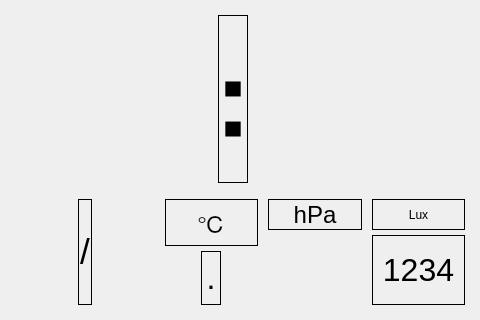
First picture: the form in dev/src/RaspiEnvMeter/envmeter.ui, repository CountrySideEngineer/RaspiEnvMeter, before the edit.
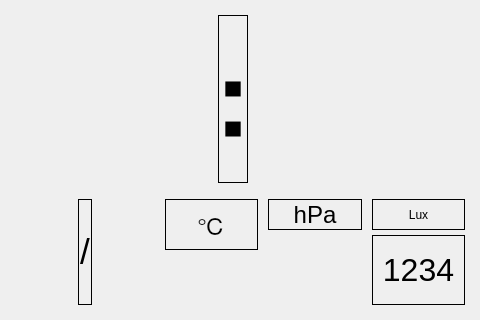
Second picture: the form after the edit. Custom widgets are drawn as their Qt base class.

Commit message:
Update view-model architecture design.
-Add view to show temperature class to show temperature value with 2 decimal places.

What changed in the file:
```diff
--- a/dev/src/RaspiEnvMeter/envmeter.ui
+++ b/dev/src/RaspiEnvMeter/envmeter.ui
@@ -356,43 +356,7 @@
           <property name="spacing">
            <number>5</number>
           </property>
-          <item row="2" column="3">
-           <widget class="QLabel" name="EnvTempDotDisplay">
-            <property name="sizePolicy">
-             <sizepolicy hsizetype="Fixed" vsizetype="Preferred">
-              <horstretch>0</horstretch>
-              <verstretch>0</verstretch>
-             </sizepolicy>
-            </property>
-            <property name="minimumSize">
-             <size>
-              <width>20</width>
-              <height>0</height>
-             </size>
-            </property>
-            <property name="maximumSize">
-             <size>
-              <width>20</width>
-              <height>16777215</height>
-             </size>
-            </property>
-            <property name="font">
-             <font>
-              <pointsize>24</pointsize>
-             </font>
-            </property>
-            <property name="frameShape">
-             <enum>QFrame::Box</enum>
-            </property>
-            <property name="text">
-             <string>.</string>
-            </property>
-            <property name="alignment">
-             <set>Qt::AlignBottom|Qt::AlignHCenter</set>
-            </property>
-           </widget>
-          </item>
-          <item row="1" column="0" colspan="7">
+          <item row="1" column="0" colspan="4">
            <widget class="QLabel" name="EnvTempUnitDisplay">
             <property name="sizePolicy">
              <sizepolicy hsizetype="Preferred" vsizetype="Preferred">
@@ -422,17 +386,8 @@
             </property>
            </widget>
           </item>
-          <item row="2" column="0" colspan="3">
-           <widget class="CRaspiEnvMeterTimeView" name="TempIntPartDisplay" native="true">
-            <property name="font">
-             <font>
-              <pointsize>20</pointsize>
-             </font>
-            </property>
-           </widget>
-          </item>
-          <item row="2" column="4" colspan="3">
-           <widget class="CRaspiEnvMeterTimeView" name="TempDecPartDisplay" native="true">
+          <item row="2" column="0" colspan="4">
+           <widget class="CRaspiTemperatureView" name="TemperatureDisplay" native="true">
             <property name="font">
              <font>
               <pointsize>20</pointsize>
@@ -594,6 +549,12 @@
    <header>craspienvmetertimeview.h</header>
    <container>1</container>
   </customwidget>
+  <customwidget>
+   <class>CRaspiTemperatureView</class>
+   <extends>QWidget</extends>
+   <header>craspitemperatureview.h</header>
+   <container>1</container>
+  </customwidget>
  </customwidgets>
  <resources/>
  <connections/>
```
The commit also changes 8 other files.
